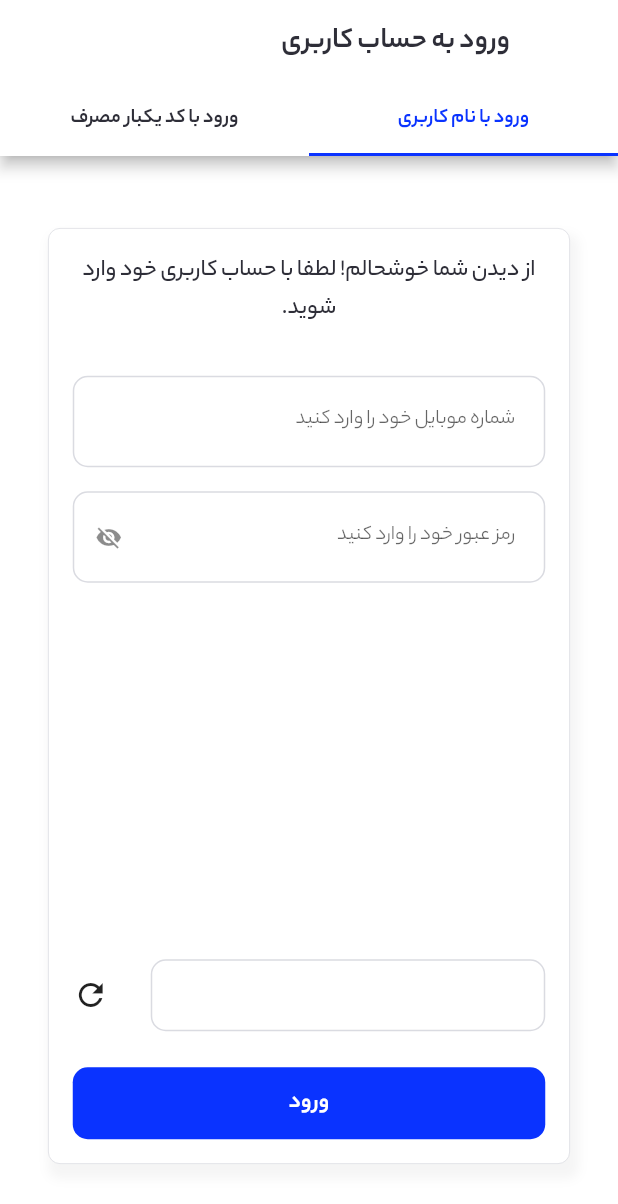
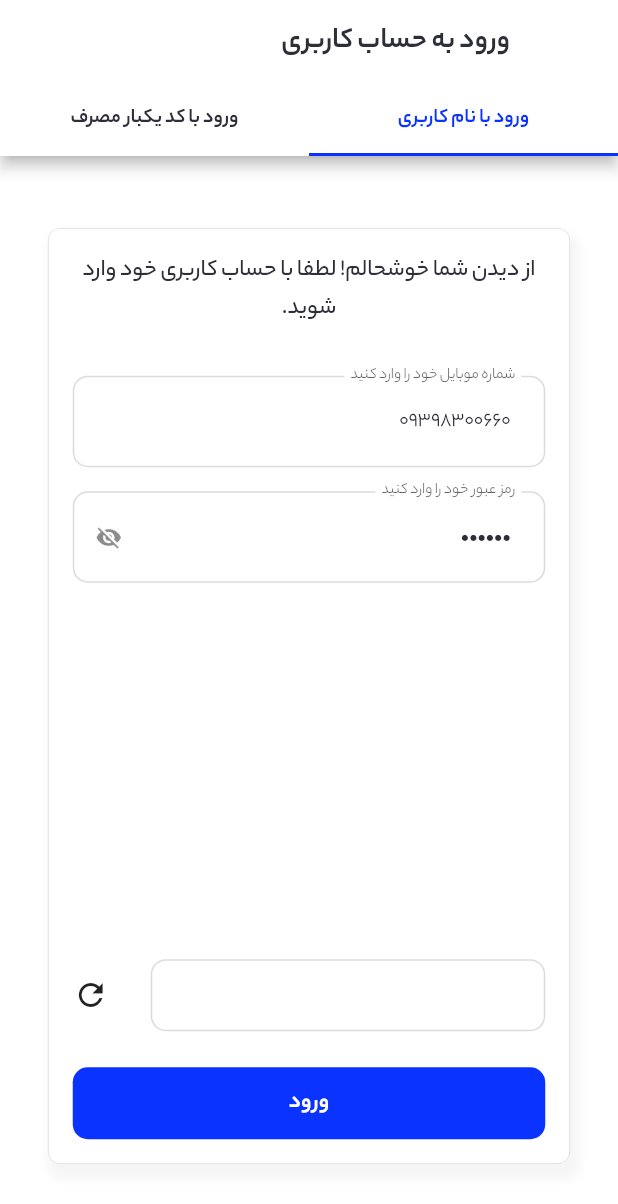
Before and after one commit to MatinEffati/ava_hesab, a Flutter app: the LoginScreen screen opened directly, on a phone screen of 412 x 824 dp. Shown: the top 1204 px of the screen. Run offline on Flutter 3.47's test engine with Material 3 defaults, Android fonts, the phone set to English and light mode, and no system bars; our stand-ins replace dartz, dio, flutter_svg, get, get_it, hive and 2 more; accounts and stored records are empty; network calls fail; statements that could not run were skipped.

Commit message:
login with username done

```diff
--- a/lib/feature/login/controller/login_controller.dart
+++ b/lib/feature/login/controller/login_controller.dart
@@ -5,6 +5,7 @@ import 'package:get/get.dart';
 
 class LoginController extends GetxController {
   RxBool loadingCaptcha = false.obs;
+  RxBool isLoadingLoginButton = false.obs;
   Rx<CaptchaModel> captchaModel = CaptchaModel().obs;
 
   @override
@@ -24,4 +25,9 @@ class LoginController extends GetxController {
   Future<CaptchaModel> getCaptcha() async {
     return await getIt<ILoginDataSource>().captcha();
   }
+
+  Future<String> loginWithUsername(String username, String password, String captcha, String captchaId) async {
+    var response = await getIt<ILoginDataSource>().loginWithUsername(username, password, captcha, captchaId);
+    return response.fold((l) => l.message, (r) => 'ورود شما با موفقیت انجام شذ.');
+  }
 }
--- a/lib/feature/login/login_screen.dart
+++ b/lib/feature/login/login_screen.dart
@@ -1,5 +1,6 @@
 import 'package:ava_hesab/config/app_colors.dart';
 import 'package:ava_hesab/core/widgets/ava_loading_button.dart';
+import 'package:ava_hesab/core/widgets/snack_bar_widget.dart';
 import 'package:ava_hesab/feature/login/controller/login_controller.dart';
 import 'package:flutter/cupertino.dart';
 import 'package:flutter/material.dart';
@@ -14,6 +15,9 @@ class LoginScreen extends StatefulWidget {
 
 class _LoginScreenState extends State<LoginScreen> {
   LoginController loginController = Get.put(LoginController());
+  TextEditingController mobileController = TextEditingController(text: '09398300660');
+  TextEditingController passwordController = TextEditingController(text: '123456');
+  TextEditingController captchaController = TextEditingController();
   bool passwordVisible = true;
 
   @override
@@ -56,11 +60,13 @@ class _LoginScreenState extends State<LoginScreen> {
                     textAlign: TextAlign.center,
                   ),
                   const SizedBox(height: 32),
-                  const TextField(
-                    decoration: InputDecoration(label: Text('شماره موبایل خود را وارد کنید')),
+                  TextField(
+                    controller: mobileController,
+                    decoration: const InputDecoration(label: Text('شماره موبایل خود را وارد کنید')),
                   ),
                   const SizedBox(height: 16),
                   TextField(
+                    controller: passwordController,
                     obscureText: passwordVisible,
                     enableSuggestions: false,
                     autocorrect: false,
@@ -82,10 +88,11 @@ class _LoginScreenState extends State<LoginScreen> {
                         ? const CupertinoActivityIndicator()
                         : Row(
                             children: [
-                              const Expanded(
+                              Expanded(
                                 child: TextField(
+                                  controller: captchaController,
                                   textAlign: TextAlign.center,
-                                  decoration: InputDecoration(
+                                  decoration: const InputDecoration(
                                     contentPadding: EdgeInsets.all(8),
                                   ),
                                 ),
@@ -100,16 +107,30 @@ class _LoginScreenState extends State<LoginScreen> {
                                   : Container(), // Placeholder or alternate content for null captcha
                               const SizedBox(width: 12),
                               InkWell(
-                                onTap: () => loginController.refreshCaptcha(),
+                                onTap: () {
+                                  captchaController.clear();
+                                  loginController.refreshCaptcha();
+                                },
                                 child: const Icon(Icons.refresh),
                               ),
                             ],
                           );
                   }),
                   const SizedBox(height: 24),
-                  AvaLoadingButton(
-                    title: 'ورود',
-                    onPressed: () {},
+                  Obx(
+                    () => AvaLoadingButton(
+                      title: 'ورود',
+                      isLoading: loginController.isLoadingLoginButton.value,
+                      onPressed: () async {
+                        await loginController.loginWithUsername(
+                          mobileController.text,
+                          passwordController.text,
+                          captchaController.text,
+                          loginController.captchaModel.value.captchaId!,
+                        ).then((value) => snackBarWithoutButton(context, value));
+
+                      },
+                    ),
                   )
                 ],
               ),
--- a/lib/main.dart
+++ b/lib/main.dart
@@ -36,7 +36,7 @@ class MyApp extends StatelessWidget {
         GlobalCupertinoLocalizations.delegate,
         GlobalWidgetsLocalizations.delegate,
       ],
-      home: IntroSlider(),
+      home: LoginScreen(),
     );
   }
 }
```
Also changed, not shown: lib/core/database/boxes.dart (+4 -3 lines), lib/core/widgets/snack_bar_widget.dart (added, +37 -0 lines), lib/feature/login/data/model/auth_model.dart (added, +13 -0 lines), lib/feature/login/data/source/login_data_source.dart (+26 -13 lines), lib/feature/login/data/model/auth_model.g.dart (added).
